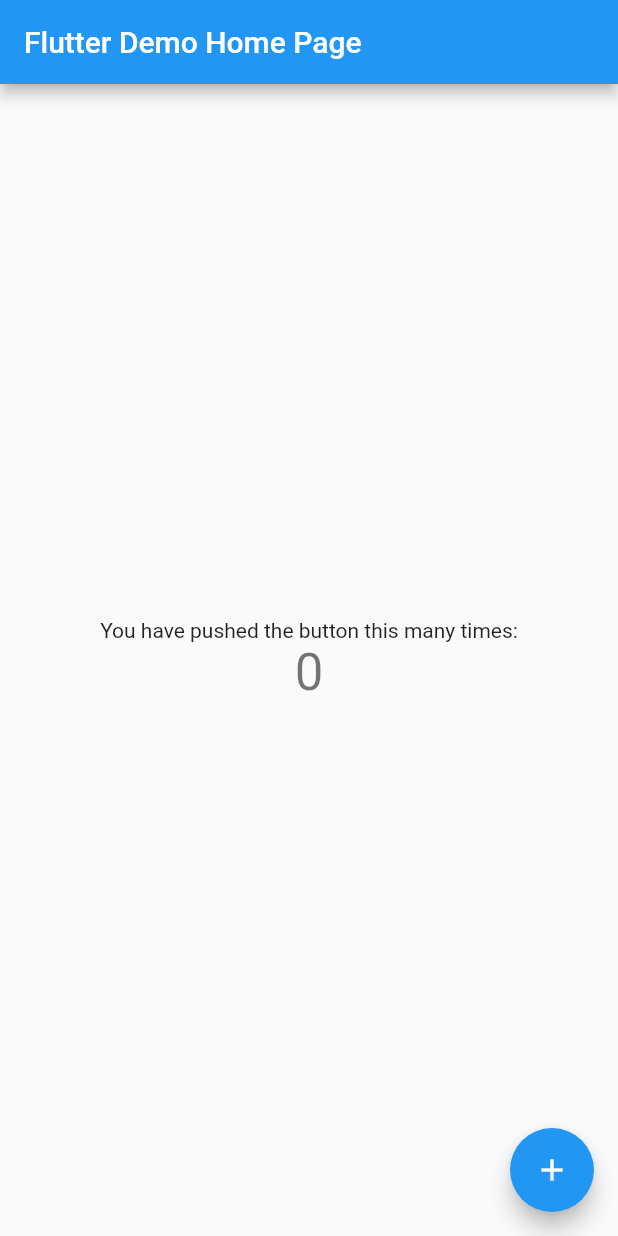
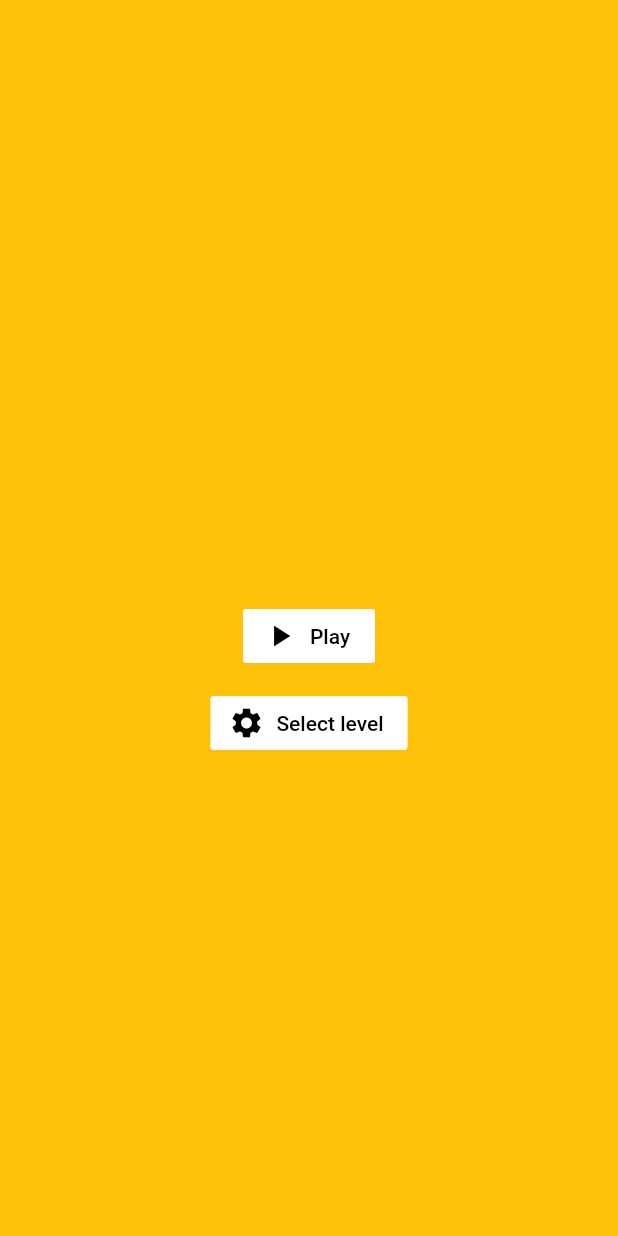
Before and after one commit to mahendra022/Quiz-Application, a Flutter app: the screen it shows after launch, on a phone screen of 412 x 824 dp. Run offline on Flutter 3.47's test engine with Material 2 defaults, Android fonts, the phone set to English and light mode, and no system bars; Roboto replaces fonts that are missing (Sen).

Commit message:
Making UI display Home

```diff
--- a/lib/main.dart
+++ b/lib/main.dart
@@ -1,4 +1,5 @@
 import 'package:flutter/material.dart';
+import 'package:quiz/screen/splash_screen.dart';
 
 void main() {
   runApp(MyApp());
@@ -9,105 +10,14 @@ class MyApp extends StatelessWidget {
   @override
   Widget build(BuildContext context) {
     return MaterialApp(
-      title: 'Flutter Demo',
+      title: 'Quiz',
       theme: ThemeData(
-        // This is the theme of your application.
-        //
-        // Try running your application with "flutter run". You'll see the
-        // application has a blue toolbar. Then, without quitting the app, try
-        // changing the primarySwatch below to Colors.green and then invoke
-        // "hot reload" (press "r" in the console where you ran "flutter run",
-        // or simply save your changes to "hot reload" in a Flutter IDE).
-        // Notice that the counter didn't reset back to zero; the application
-        // is not restarted.
+        backgroundColor: Colors.amber,
         primarySwatch: Colors.blue,
       ),
-      home: MyHomePage(title: 'Flutter Demo Home Page'),
+      routes: {
+        '/': (context) => SplashScreenPage(),
+      },
     );
   }
 }
-
-class MyHomePage extends StatefulWidget {
-  MyHomePage({Key key, this.title}) : super(key: key);
-
-  // This widget is the home page of your application. It is stateful, meaning
-  // that it has a State object (defined below) that contains fields that affect
-  // how it looks.
-
-  // This class is the configuration for the state. It holds the values (in this
-  // case the title) provided by the parent (in this case the App widget) and
-  // used by the build method of the State. Fields in a Widget subclass are
-  // always marked "final".
-
-  final String title;
-
-  @override
-  _MyHomePageState createState() => _MyHomePageState();
-}
-
-class _MyHomePageState extends State<MyHomePage> {
-  int _counter = 0;
-
-  void _incrementCounter() {
-    setState(() {
-      // This call to setState tells the Flutter framework that something has
-      // changed in this State, which causes it to rerun the build method below
-      // so that the display can reflect the updated values. If we changed
-      // _counter without calling setState(), then the build method would not be
-      // called again, and so nothing would appear to happen.
-      _counter++;
-    });
-  }
-
-  @override
-  Widget build(BuildContext context) {
-    // This method is rerun every time setState is called, for instance as done
-    // by the _incrementCounter method above.
-    //
-    // The Flutter framework has been optimized to make rerunning build methods
-    // fast, so that you can just rebuild anything that needs updating rather
-    // than having to individually change instances of widgets.
-    return Scaffold(
-      appBar: AppBar(
-        // Here we take the value from the MyHomePage object that was created by
-        // the App.build method, and use it to set our appbar title.
-        title: Text(widget.title),
-      ),
-      body: Center(
-        // Center is a layout widget. It takes a single child and positions it
-        // in the middle of the parent.
-        child: Column(
-          // Column is also a layout widget. It takes a list of children and
-          // arranges them vertically. By default, it sizes itself to fit its
-          // children horizontally, and tries to be as tall as its parent.
-          //
-          // Invoke "debug painting" (press "p" in the console, choose the
-          // "Toggle Debug Paint" action from the Flutter Inspector in Android
-          // Studio, or the "Toggle Debug Paint" command in Visual Studio Code)
-          // to see the wireframe for each widget.
-          //
-          // Column has various properties to control how it sizes itself and
-          // how it positions its children. Here we use mainAxisAlignment to
-          // center the children vertically; the main axis here is the vertical
-          // axis because Columns are vertical (the cross axis would be
-          // horizontal).
-          mainAxisAlignment: MainAxisAlignment.center,
-          children: <Widget>[
-            Text(
-              'You have pushed the button this many times:',
-            ),
-            Text(
-              '$_counter',
-              style: Theme.of(context).textTheme.headline4,
-            ),
-          ],
-        ),
-      ),
-      floatingActionButton: FloatingActionButton(
-        onPressed: _incrementCounter,
-        tooltip: 'Increment',
-        child: Icon(Icons.add),
-      ), // This trailing comma makes auto-formatting nicer for build methods.
-    );
-  }
-}
--- /dev/null
+++ b/lib/screen/home_page.dart
@@ -0,0 +1,62 @@
+import 'package:flutter/material.dart';
+
+class HomePage extends StatefulWidget {
+  @override
+  _HomePageState createState() => _HomePageState();
+}
+
+class _HomePageState extends State<HomePage> {
+  @override
+  Widget _mainWidget() {
+    return Column(
+      children: [
+        Center(
+            child: Container(
+          margin: const EdgeInsets.only(top: 400),
+          child: FlatButton.icon(
+            onPressed: () {
+              print("Play");
+            },
+            label: Text(
+              "Play",
+              style: TextStyle(color: Colors.black, fontFamily: "Sen"),
+            ),
+            icon: Icon(
+              Icons.play_arrow,
+              color: Colors.black,
+            ),
+            color: Colors.white,
+          ),
+        )),
+        Center(
+            child: Container(
+          margin: const EdgeInsets.only(top: 10),
+          child: FlatButton.icon(
+            onPressed: () {
+              print("Setting");
+            },
+            label: Text(
+              "Select level",
+              style: TextStyle(color: Colors.black, fontFamily: "Sen"),
+            ),
+            icon: Icon(
+              Icons.settings,
+              color: Colors.black,
+            ),
+            color: Colors.white,
+          ),
+        )),
+      ],
+    );
+  }
+
+  Widget build(BuildContext context) {
+    return Scaffold(
+        backgroundColor: Colors.amber,
+        body: Column(
+          children: [
+            _mainWidget(),
+          ],
+        ));
+  }
+}
```
Also changed, not shown: lib/screen/splash_screen.dart (added, +38 -0 lines).
